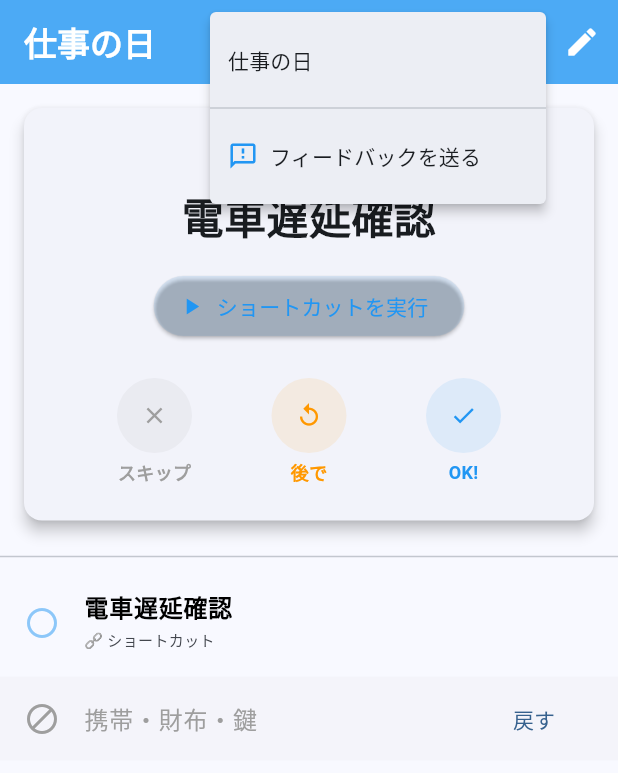
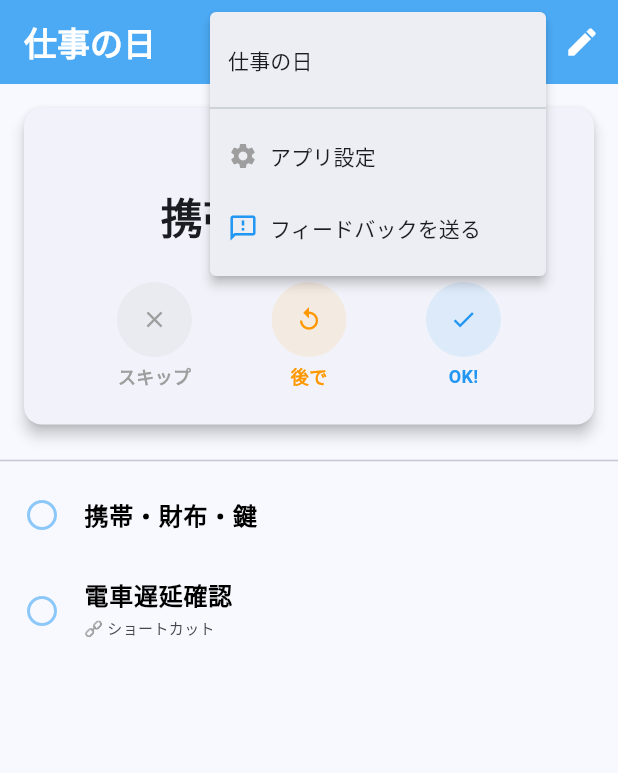
Before and after one commit to kkuramitu-portfolio/forgotten_item_checker, a Flutter app: the screen it shows after launch, after a tap on the "close" icon, after a tap on the "swap horiz" icon, on a phone screen of 412 x 824 dp. Shown: the top 773 px of the screen. Run offline on Flutter 3.47's test engine with Material 3 defaults, Android fonts, the phone set to English and light mode, and no system bars; our stand-ins replace shared_preferences.

Commit message:
バイブ機能、お知らせ機能追加

```diff
--- a/lib/main.dart
+++ b/lib/main.dart
@@ -1,5 +1,6 @@
 import 'dart:convert';
 import 'package:flutter/material.dart';
+import 'package:flutter/services.dart'; // バイブレーション用
 import 'package:shared_preferences/shared_preferences.dart';
 import 'package:url_launcher/url_launcher.dart';
 
@@ -26,6 +27,7 @@
 
 enum ItemStatus { pending, done, skipped }
 
+// --- モデルクラス ---
 class CheckItem {
   String name;
   ItemStatus status;
@@ -78,6 +80,7 @@
   }
 }
 
+// --- メイン画面 ---
 class MainCheckPage extends StatefulWidget {
   const MainCheckPage({super.key});
 
@@ -91,10 +94,23 @@
   int _currentIndex = 0;
   bool _isLoading = true;
 
+  // 追加：設定項目
+  bool _isVibrationEnabled = true;
+  String _announcement = ""; // お知らせ内容
+
   @override
   void initState() {
     super.initState();
     _loadData();
+    _checkUpdates(); // 起動時にお知らせをチェック
+  }
+
+  // 将来的にネットからお知らせを取得する関数（今回はデモ用に文字を入れます）
+  void _checkUpdates() {
+    setState(() {
+      // 本来はここで http パッケージ等を使って外部JSONを読み込みます
+      _announcement = "【お知らせ】最新版 v1.0.2 が公開されました！Googleドライブから更新してね。";
+    });
   }
 
   Future<void> _saveData() async {
@@ -103,6 +119,7 @@
     await prefs.setString('all_templates', encoded);
     await prefs.setInt('current_index', _currentIndex);
     await prefs.setStringList('sc_history', _scHistory);
+    await prefs.setBool('vibration_enabled', _isVibrationEnabled);
   }
 
   Future<void> _loadData() async {
@@ -110,6 +127,7 @@
     final String? encoded = prefs.getString('all_templates');
     final int? savedIndex = prefs.getInt('current_index');
     final List<String>? savedHistory = prefs.getStringList('sc_history');
+    final bool? savedVib = prefs.getBool('vibration_enabled');
 
     setState(() {
       if (encoded != null) {
@@ -118,10 +136,9 @@
           l.map((model) => ItemTemplate.fromMap(model)),
         );
         _currentIndex = savedIndex ?? 0;
-        if (_currentIndex >= _templates.length) {
-          _currentIndex = 0;
-        }
+        if (_currentIndex >= _templates.length) _currentIndex = 0;
         _scHistory = savedHistory ?? [];
+        _isVibrationEnabled = savedVib ?? true;
       } else {
         _templates = [
           ItemTemplate(
@@ -139,6 +156,17 @@
       }
       _isLoading = false;
     });
+  }
+
+  // バイブレーション実行関数
+  void _vibrate(HapticFeedbackType type) {
+    if (_isVibrationEnabled) {
+      if (type == HapticFeedbackType.light) {
+        HapticFeedback.lightImpact();
+      } else {
+        HapticFeedback.vibrate();
+      }
+    }
   }
 
   void _sortItems() {
@@ -161,13 +189,10 @@
 
   @override
   Widget build(BuildContext context) {
-    if (_isLoading || _templates.isEmpty) {
+    if (_isLoading || _templates.isEmpty)
       return const Scaffold(body: Center(child: CircularProgressIndicator()));
-    }
 
-    if (_currentIndex >= _templates.length) {
-      _currentIndex = 0;
-    }
+    if (_currentIndex >= _templates.length) _currentIndex = 0;
 
     final currentTemplate = _templates[_currentIndex];
     final pendingItems = currentTemplate.items
@@ -188,9 +213,9 @@
             icon: const Icon(Icons.swap_horiz),
             onSelected: (index) {
               if (index == 999) {
-                _launchURL(
-                  'https://docs.google.com/forms/d/e/1FAIpQLSfwPKdGwoEvtr3VvRbvYGuMjd6Gb0_VHIs83OCQo_Cvltv5-A/viewform?usp=pp_url&entry.1476558753=%E5%BF%98%E3%82%8C%E7%89%A9%E3%83%81%E3%82%A7%E3%83%83%E3%82%AB%E3%83%BC+Pro',
-                );
+                _launchURL('https://forms.gle/your_google_form_url');
+              } else if (index == 888) {
+                _showSettingsDialog();
               } else {
                 setState(() {
                   _currentIndex = index;
@@ -198,9 +223,7 @@
                 });
               }
             },
-            // 【修正ポイント】型を明示したリストを直接作成する
             itemBuilder: (BuildContext context) => <PopupMenuEntry<int>>[
-              // テンプレート一覧をループで回して追加
               for (int i = 0; i < _templates.length; i++)
                 PopupMenuItem<int>(
                   value: i,
@@ -210,9 +233,17 @@
                         : _templates[i].title,
                   ),
                 ),
-              // 仕切り線
               const PopupMenuDivider(),
-              // フィードバック項目
+              const PopupMenuItem<int>(
+                value: 888,
+                child: Row(
+                  children: [
+                    Icon(Icons.settings, color: Colors.grey, size: 20),
+                    SizedBox(width: 8),
+                    Text('アプリ設定'),
+                  ],
+                ),
+              ),
               const PopupMenuItem<int>(
                 value: 999,
                 child: Row(
@@ -239,9 +270,7 @@
                 ),
               );
               setState(() {
-                if (_currentIndex >= _templates.length) {
-                  _currentIndex = 0;
-                }
+                if (_currentIndex >= _templates.length) _currentIndex = 0;
               });
               _saveData();
             },
@@ -250,6 +279,36 @@
       ),
       body: Column(
         children: [
+          // お知らせバナー（内容がある場合のみ表示）
+          if (_announcement.isNotEmpty)
+            Container(
+              width: double.infinity,
+              color: Colors.yellow[100],
+              padding: const EdgeInsets.symmetric(horizontal: 16, vertical: 8),
+              child: Row(
+                children: [
+                  const Icon(
+                    Icons.info_outline,
+                    size: 18,
+                    color: Colors.orange,
+                  ),
+                  const SizedBox(width: 8),
+                  Expanded(
+                    child: Text(
+                      _announcement,
+                      style: const TextStyle(
+                        fontSize: 12,
+                        color: Colors.black87,
+                      ),
+                    ),
+                  ),
+                  IconButton(
+                    icon: const Icon(Icons.close, size: 16),
+                    onPressed: () => setState(() => _announcement = ""),
+                  ),
+                ],
+              ),
+            ),
           if (!isAllDone)
             _buildFocusCard(pendingItems.first, currentTemplate.color),
           if (isAllDone) _buildCompleteMessage(),
@@ -264,6 +323,34 @@
             ),
           ),
         ],
+      ),
+    );
+  }
+
+  // 設定ダイアログ
+  void _showSettingsDialog() {
+    showDialog(
+      context: context,
+      builder: (context) => StatefulBuilder(
+        builder: (context, setDialogState) => AlertDialog(
+          title: const Text('アプリ設定'),
+          content: SwitchListTile(
+            title: const Text('バイブレーション'),
+            subtitle: const Text('チェック時や完了時に振動します'),
+            value: _isVibrationEnabled,
+            onChanged: (val) {
+              setDialogState(() => _isVibrationEnabled = val);
+              setState(() => _isVibrationEnabled = val);
+              _saveData();
+            },
+          ),
+          actions: [
+            TextButton(
+              onPressed: () => Navigator.pop(context),
+              child: const Text('閉じる'),
+            ),
+          ],
+        ),
       ),
     );
   }
@@ -325,6 +412,7 @@
                   _saveData();
                 }),
                 _actionButton('OK!', Icons.check, themeColor, () {
+                  _vibrate(HapticFeedbackType.light); // 軽いバイブ
                   setState(() => item.status = ItemStatus.done);
                   _sortItems();
                   _saveData();
@@ -437,6 +525,11 @@
   }
 
   Widget _buildCompleteMessage() {
+    // 完了時にしっかりバイブ
+    WidgetsBinding.instance.addPostFrameCallback(
+      (_) => _vibrate(HapticFeedbackType.heavy),
+    );
+
     return Padding(
       padding: const EdgeInsets.all(32.0),
       child: Column(
@@ -465,6 +558,9 @@
   }
 }
 
+enum HapticFeedbackType { light, heavy }
+
+// --- テンプレート編集画面 (変更なし) ---
 class EditTemplatesPage extends StatefulWidget {
   final List<ItemTemplate> templates;
   final int initialIndex;
@@ -475,7 +571,6 @@
     required this.initialIndex,
     required this.scHistory,
   });
-
   @override
   State<EditTemplatesPage> createState() => _EditTemplatesPageState();
 }
@@ -494,7 +589,6 @@
     Colors.teal,
     Colors.brown,
   ];
-
   @override
   void initState() {
     super.initState();
@@ -505,7 +599,6 @@
   @override
   Widget build(BuildContext context) {
     final currentTemplate = widget.templates[_editingTemplateIndex];
-
     return Scaffold(
       appBar: AppBar(title: const Text('テンプレートの編集')),
       body: Column(
@@ -576,14 +669,11 @@
                     Expanded(
                       child: TextField(
                         controller: _titleController,
-                        onChanged: (val) {
-                          setState(() {
-                            currentTemplate.title = val;
-                          });
-                        },
+                        onChanged: (val) =>
+                            setState(() => currentTemplate.title = val),
                         decoration: const InputDecoration(
                           labelText: 'セットの名前',
-                          hintText: '例：出張の日（タップして入力）',
+                          hintText: '例：出張の日',
                           isDense: true,
                         ),
                       ),
@@ -593,7 +683,6 @@
                         Icons.add_to_photos,
                         color: Colors.green,
                       ),
-                      tooltip: '新規セット追加',
                       onPressed: () {
                         setState(() {
                           widget.templates.add(
@@ -610,16 +699,14 @@
                     ),
                     IconButton(
                       icon: const Icon(Icons.delete_forever, color: Colors.red),
-                      tooltip: '現在のセットを削除',
                       onPressed: () {
                         if (widget.templates.length > 1) {
                           setState(() {
                             widget.templates.removeAt(_editingTemplateIndex);
                             if (_editingTemplateIndex >=
-                                widget.templates.length) {
+                                widget.templates.length)
                               _editingTemplateIndex =
                                   widget.templates.length - 1;
-                            }
                             _titleController.text =
                                 widget.templates[_editingTemplateIndex].title;
                           });
@@ -722,7 +809,6 @@
   final List<String> scHistory;
   final VoidCallback onDelete;
   final VoidCallback onHistoryChanged;
-
   const EditItemTile({
     super.key,
     required this.item,
@@ -732,14 +818,12 @@
     required this.onDelete,
     required this.onHistoryChanged,
   });
-
   @override
   State<EditItemTile> createState() => _EditItemTileState();
 }
 
 class _EditItemTileState extends State<EditItemTile> {
   late TextEditingController _linkController;
-
   @override
   void initState() {
     super.initState();
@@ -771,7 +855,6 @@
           ? 1
           : 2;
     }
-
     return Card(
       margin: const EdgeInsets.symmetric(horizontal: 12, vertical: 4),
       child: Padding(
```
